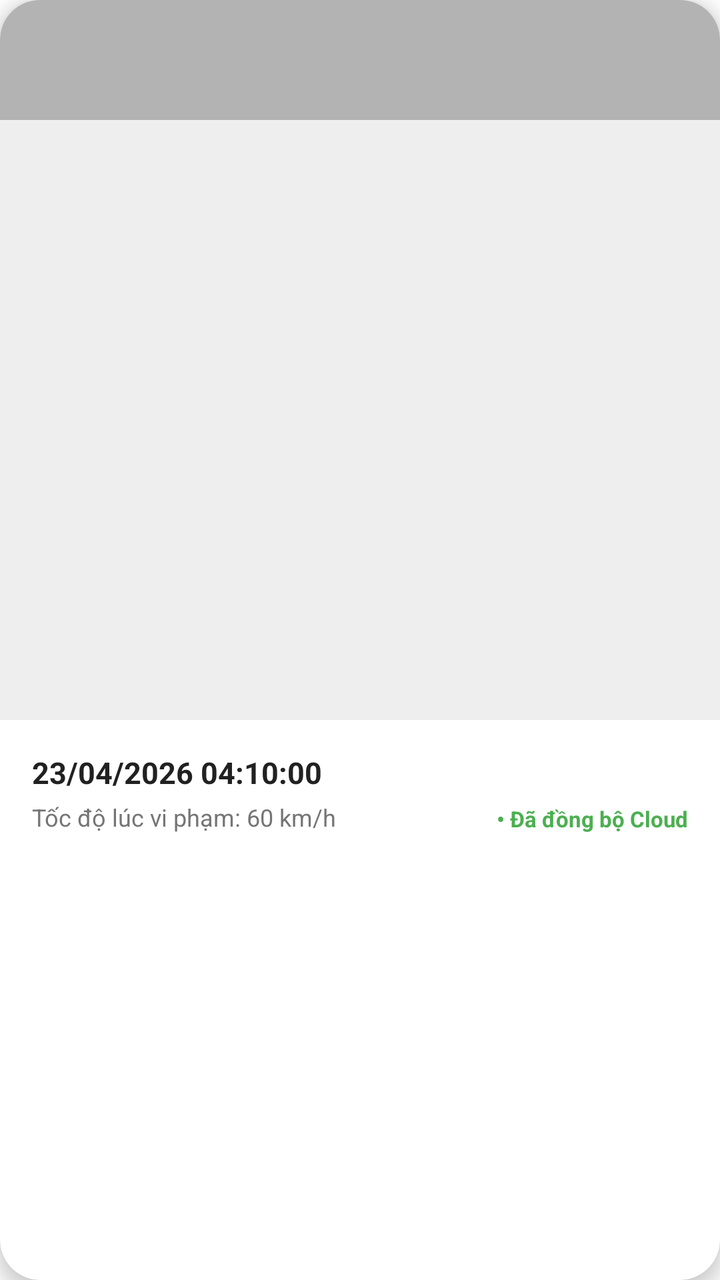
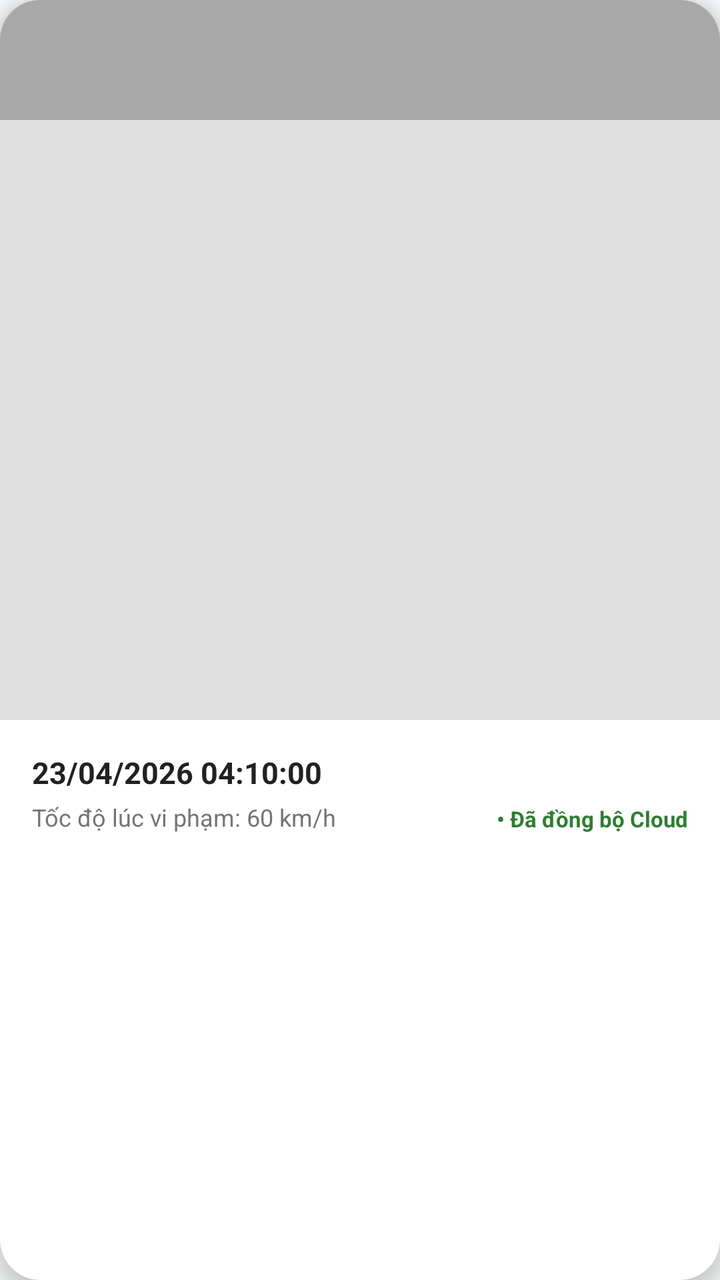

An Android layout rendered at two revisions. The XML below is the earlier revision; the diff shows what the commit changed to produce the second picture.
<!-- AndroidManifest.xml: application theme Theme.DmsApplication -->
<!-- res/layout/item_history.xml -->
<?xml version="1.0" encoding="utf-8"?>
<androidx.cardview.widget.CardView
    xmlns:android="http://schemas.android.com/apk/res/android"
    xmlns:app="http://schemas.android.com/apk/res-auto"
    android:layout_width="match_parent"
    android:layout_height="wrap_content"
    android:layout_marginHorizontal="16dp"
    android:layout_marginVertical="10dp"
    app:cardCornerRadius="20dp"
    app:cardElevation="5dp">

    <androidx.constraintlayout.widget.ConstraintLayout
        android:layout_width="match_parent"
        android:layout_height="wrap_content">

        <ImageView
            android:id="@+id/imgSnapshot"
            android:layout_width="0dp"
            android:layout_height="0dp"
            android:scaleType="centerCrop"
            android:background="#EEEEEE"
            app:layout_constraintDimensionRatio="1:1"
            app:layout_constraintEnd_toEndOf="parent"
            app:layout_constraintStart_toStartOf="parent"
            app:layout_constraintTop_toTopOf="parent" />

        <View
            android:layout_width="0dp"
            android:layout_height="60dp"
            android:background="#40000000"
            app:layout_constraintEnd_toEndOf="parent"
            app:layout_constraintStart_toStartOf="parent"
            app:layout_constraintTop_toTopOf="parent" />

        <LinearLayout
            android:layout_width="wrap_content"
            android:layout_height="wrap_content"
            android:layout_marginStart="12dp"
            android:layout_marginTop="12dp"
            android:orientation="horizontal"
            app:layout_constraintStart_toStartOf="parent"
            app:layout_constraintTop_toTopOf="parent">

            <LinearLayout
                android:id="@+id/layoutDrowsy"
                android:layout_width="wrap_content"
                android:layout_height="wrap_content"
                android:background="#EF5350"
                android:orientation="horizontal"
                android:paddingHorizontal="10dp"
                android:paddingVertical="4dp"
                android:visibility="gone">

                <TextView
                    android:layout_width="wrap_content"
                    android:layout_height="wrap_content"
                    android:text="Nhắm mắt"
                    android:textColor="#FFFFFF"
                    android:textSize="13sp"
                    android:textStyle="bold" />
            </LinearLayout>

            <LinearLayout
                android:id="@+id/layoutHead"
                android:layout_width="wrap_content"
                android:layout_height="wrap_content"
                android:layout_marginStart="6dp"
                android:background="#FF9800"
                android:orientation="horizontal"
                android:paddingHorizontal="10dp"
                android:paddingVertical="4dp"
                android:visibility="gone">

                <TextView
                    android:layout_width="wrap_content"
                    android:layout_height="wrap_content"
                    android:text="Quay đầu"
                    android:textColor="#FFFFFF"
                    android:textSize="13sp"
                    android:textStyle="bold" />
            </LinearLayout>
        </LinearLayout>

        <androidx.constraintlayout.widget.ConstraintLayout
            android:layout_width="0dp"
            android:layout_height="wrap_content"
            android:padding="16dp"
            app:layout_constraintBottom_toBottomOf="parent"
            app:layout_constraintEnd_toEndOf="parent"
            app:layout_constraintStart_toStartOf="parent"
            app:layout_constraintTop_toBottomOf="@id/imgSnapshot">

            <TextView
                android:id="@+id/tvDateTime"
                android:layout_width="wrap_content"
                android:layout_height="wrap_content"
                android:text="23/04/2026 04:10:00"
                android:textColor="#212121"
                android:textSize="15sp"
                android:textStyle="bold"
                app:layout_constraintStart_toStartOf="parent"
                app:layout_constraintTop_toTopOf="parent" />

            <TextView
                android:id="@+id/tvSpeed"
                android:layout_width="wrap_content"
                android:layout_height="wrap_content"
                android:layout_marginTop="4dp"
                android:text="Tốc độ lúc vi phạm: 60 km/h"
                android:textColor="#757575"
                android:textSize="12sp"
                app:layout_constraintStart_toStartOf="parent"
                app:layout_constraintTop_toBottomOf="@id/tvDateTime" />

            <TextView
                android:id="@+id/tvSyncStatus"
                android:layout_width="wrap_content"
                android:layout_height="wrap_content"
                android:text="• Đã đồng bộ Cloud"
                android:textColor="#4CAF50"
                android:textSize="11sp"
                android:textStyle="bold"
                app:layout_constraintBottom_toBottomOf="parent"
                app:layout_constraintEnd_toEndOf="parent" />
        </androidx.constraintlayout.widget.ConstraintLayout>

    </androidx.constraintlayout.widget.ConstraintLayout>
</androidx.cardview.widget.CardView>
<!-- resources referenced by this layout -->
<resources>
  <style name="Theme.DmsApplication" parent="Theme.MaterialComponents.DayNight.NoActionBar" />
</resources>

<!-- the commit's change to res/layout/item_history.xml (unified diff, before → after) -->
@@ -18,7 +18,7 @@
             android:layout_width="0dp"
             android:layout_height="0dp"
             android:scaleType="centerCrop"
-            android:background="#EEEEEE"
+            android:background="@color/divider"
             app:layout_constraintDimensionRatio="1:1"
             app:layout_constraintEnd_toEndOf="parent"
             app:layout_constraintStart_toStartOf="parent"
@@ -27,7 +27,7 @@
         <View
             android:layout_width="0dp"
             android:layout_height="60dp"
-            android:background="#40000000"
+            android:background="@color/overlay_scrim"
             app:layout_constraintEnd_toEndOf="parent"
             app:layout_constraintStart_toStartOf="parent"
             app:layout_constraintTop_toTopOf="parent" />
@@ -45,7 +45,7 @@
                 android:id="@+id/layoutDrowsy"
                 android:layout_width="wrap_content"
                 android:layout_height="wrap_content"
-                android:background="#EF5350"
+                android:background="@color/danger"
                 android:orientation="horizontal"
                 android:paddingHorizontal="10dp"
                 android:paddingVertical="4dp"
@@ -55,7 +55,7 @@
                     android:layout_width="wrap_content"
                     android:layout_height="wrap_content"
                     android:text="Nhắm mắt"
-                    android:textColor="#FFFFFF"
+                    android:textColor="@color/on_primary"
                     android:textSize="13sp"
                     android:textStyle="bold" />
             </LinearLayout>
@@ -65,7 +65,7 @@
                 android:layout_width="wrap_content"
                 android:layout_height="wrap_content"
                 android:layout_marginStart="6dp"
-                android:background="#FF9800"
+                android:background="@color/warning"
                 android:orientation="horizontal"
                 android:paddingHorizontal="10dp"
                 android:paddingVertical="4dp"
@@ -75,7 +75,7 @@
                     android:layout_width="wrap_content"
                     android:layout_height="wrap_content"
                     android:text="Quay đầu"
-                    android:textColor="#FFFFFF"
+                    android:textColor="@color/on_primary"
                     android:textSize="13sp"
                     android:textStyle="bold" />
             </LinearLayout>
@@ -95,7 +95,7 @@
                 android:layout_width="wrap_content"
                 android:layout_height="wrap_content"
                 android:text="23/04/2026 04:10:00"
-                android:textColor="#212121"
+                android:textColor="@color/text_primary"
                 android:textSize="15sp"
                 android:textStyle="bold"
                 app:layout_constraintStart_toStartOf="parent"
@@ -107,7 +107,7 @@
                 android:layout_height="wrap_content"
                 android:layout_marginTop="4dp"
                 android:text="Tốc độ lúc vi phạm: 60 km/h"
-                android:textColor="#757575"
+                android:textColor="@color/text_muted"
                 android:textSize="12sp"
                 app:layout_constraintStart_toStartOf="parent"
                 app:layout_constraintTop_toBottomOf="@id/tvDateTime" />
@@ -117,7 +117,7 @@
                 android:layout_width="wrap_content"
                 android:layout_height="wrap_content"
                 android:text="• Đã đồng bộ Cloud"
-                android:textColor="#4CAF50"
+                android:textColor="@color/success"
                 android:textSize="11sp"
                 android:textStyle="bold"
                 app:layout_constraintBottom_toBottomOf="parent"
<!-- resource entries referenced after the edit -->
@@ -1,5 +1,38 @@
 <!-- resources referenced by this layout -->
 <resources>
-  <style name="Theme.DmsApplication" parent="Theme.MaterialComponents.DayNight.NoActionBar" />
+  <color name="danger">#D32F2F</color>
+  <color name="divider">#E0E0E0</color>
+  <color name="on_primary">#FFFFFF</color>
+  <color name="overlay_scrim">#40000000</color>
+  <color name="success">#2E7D32</color>
+  <color name="text_muted">#757575</color>
+  <color name="text_primary">#212121</color>
+  <color name="warning">#EF6C00</color>
+  <style name="Theme.DmsApplication" parent="Theme.DmsApplication.Base">
+          <item name="android:windowLightStatusBar">true</item>
+      </style>
+  <style name="Theme.DmsApplication.Base" parent="Theme.MaterialComponents.DayNight.NoActionBar">
+          <item name="colorPrimary">@color/brand_primary</item>
+          <item name="colorPrimaryVariant">@color/brand_primary_variant</item>
+          <item name="colorOnPrimary">@color/on_primary</item>
+          <item name="colorSecondary">@color/brand_primary</item>
+          <item name="colorSurface">@color/surface</item>
+          <item name="colorOnSurface">@color/text_primary</item>
+          <item name="colorControlNormal">@color/icon_secondary</item>
+          <item name="android:colorAccent">@color/brand_primary</item>
+          <item name="android:windowBackground">@color/screen_background</item>
+          <item name="android:textColorPrimary">@color/text_primary</item>
+          <item name="android:textColorSecondary">@color/text_secondary</item>
+          <item name="android:editTextColor">@color/text_primary</item>
+          <item name="android:textColorHint">@color/text_muted</item>
+          <item name="android:navigationBarColor">@color/surface</item>
+          <item name="android:statusBarColor">@color/screen_background</item>
+      </style>
+  <color name="brand_primary">#00BCD5</color>
+  <color name="brand_primary_variant">#0097A7</color>
+  <color name="surface">#FFFFFF</color>
+  <color name="icon_secondary">#546E7A</color>
+  <color name="screen_background">#F5F7F8</color>
+  <color name="text_secondary">#546E7A</color>
 </resources>
 
